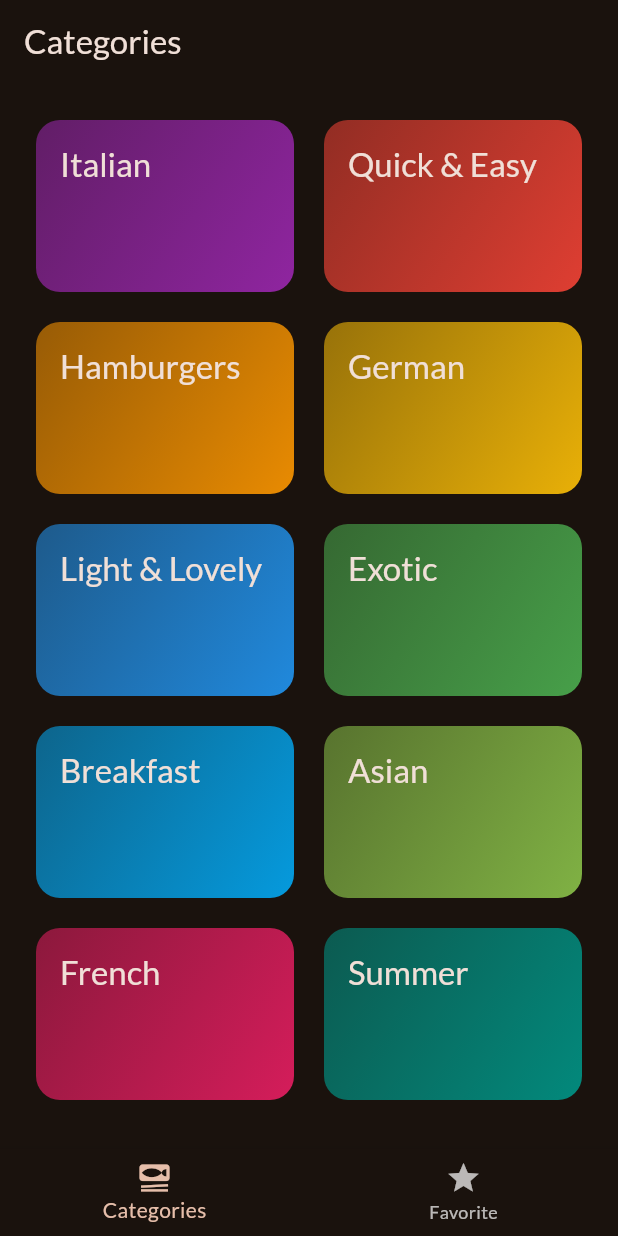
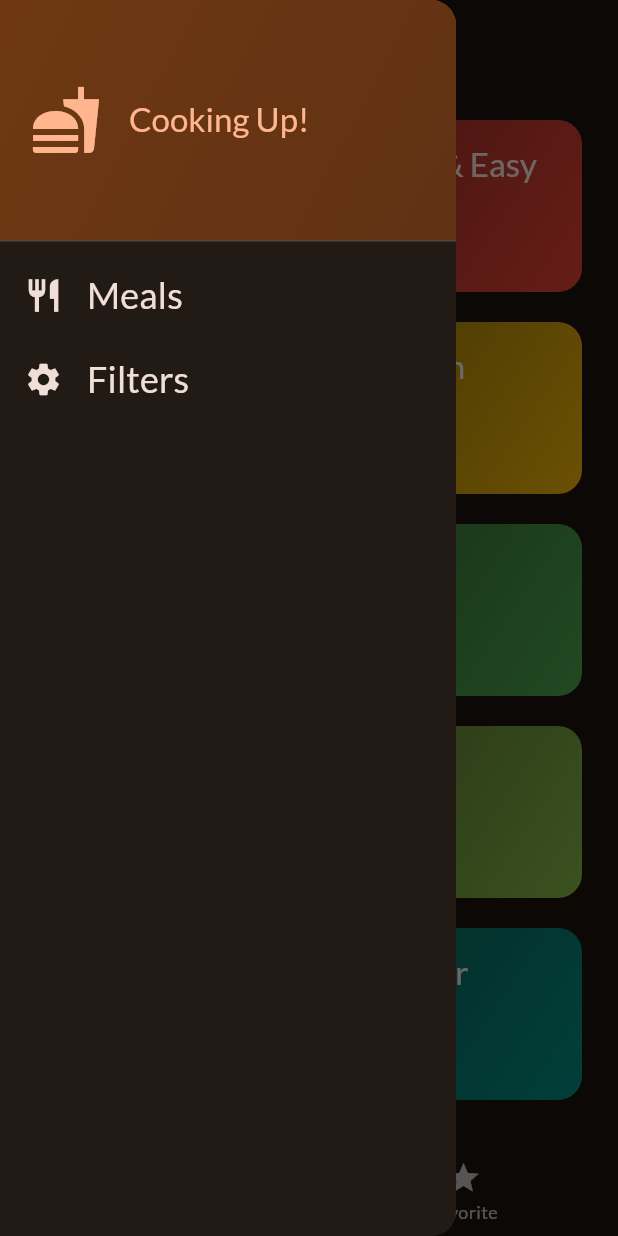
Before and after one commit to surajgond07/meals_flutter_app, a Flutter app: the screen it shows after launch, with the side drawer open (before the commit the screen has no drawer), on a phone screen of 412 x 824 dp. Run offline on Flutter 3.47's test engine with Material 3 defaults, Android fonts, the phone set to English and light mode, and no system bars; our stand-ins replace google_fonts, transparent_image.

Commit message:
Creating Drawer

```diff
--- a/lib/screens/tabs.dart
+++ b/lib/screens/tabs.dart
@@ -2,6 +2,7 @@ import 'package:flutter/material.dart';
 import 'package:meals_app/models/meal.dart';
 import 'package:meals_app/screens/categories.dart';
 import 'package:meals_app/screens/meals.dart';
+import 'package:meals_app/widgets/main_drawer.dart';
 
 class TabsScreen extends StatefulWidget {
   const TabsScreen({super.key});
@@ -66,6 +67,8 @@ class _TabsScreenState extends State<TabsScreen> {
       appBar: AppBar(
         title: Text(activePageTitle),
       ),
+      // Side Drawer
+      drawer: const MainDrawer(),
       body: activePage,
       bottomNavigationBar: BottomNavigationBar(
           // whenever the tab one of the following tabs re-trigger nd update the select page
--- /dev/null
+++ b/lib/widgets/main_drawer.dart
@@ -0,0 +1,82 @@
+import 'package:flutter/material.dart';
+
+class MainDrawer extends StatelessWidget {
+  const MainDrawer({super.key});
+  @override
+  Widget build(BuildContext context) {
+    return Drawer(
+      child: Column(
+        children: [
+          DrawerHeader(
+            padding: const EdgeInsets.all(20),
+            decoration: BoxDecoration(
+              gradient: LinearGradient(
+                colors: [
+                  Theme.of(context)
+                      .colorScheme
+                      .primaryContainer, // starting color
+                  Theme.of(context)
+                      .colorScheme
+                      .primaryContainer
+                      .withOpacity(0.8), // ending color
+                ],
+                begin: Alignment.topLeft,
+                end: Alignment.bottomRight,
+              ),
+            ),
+            child: Row(
+              children: [
+                Icon(
+                  Icons.fastfood,
+                  size: 48,
+                  color: Theme.of(context).colorScheme.primary,
+                ),
+                const SizedBox(
+                  width: 18,
+                ),
+                Text(
+                  'Cooking Up!',
+                  style: Theme.of(context)
+                      .textTheme
+                      .titleLarge!
+                      .copyWith(color: Theme.of(context).colorScheme.primary),
+                )
+              ],
+            ),
+          ),
+          // ListTile widget output List content in a single row
+          ListTile(
+            leading: Icon(
+              Icons.restaurant,
+              size: 26,
+              color: Theme.of(context).colorScheme.onSurface,
+            ), // display widget at starting
+            title: Text(
+              'Meals',
+              style: Theme.of(context).textTheme.titleSmall!.copyWith(
+                    color: Theme.of(context).colorScheme.onSurface,
+                    fontSize: 24,
+                  ),
+            ),
+            onTap: () {},
+          ),
+          ListTile(
+            leading: Icon(
+              Icons.settings,
+              size: 26,
+              color: Theme.of(context).colorScheme.onSurface,
+            ), // display widget at starting
+            title: Text(
+              'Filters',
+              style: Theme.of(context).textTheme.titleSmall!.copyWith(
+                    color: Theme.of(context).colorScheme.onSurface,
+                    fontSize: 24,
+                  ),
+            ),
+            onTap: () {},
+          ),
+        ],
+      ),
+    );
+  }
+}
```
